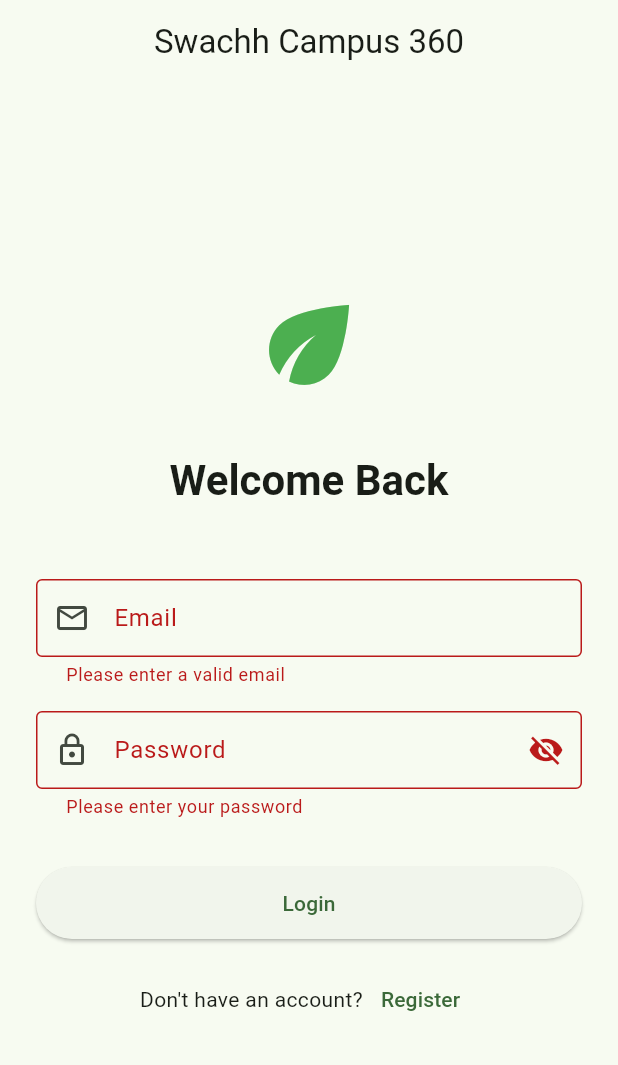
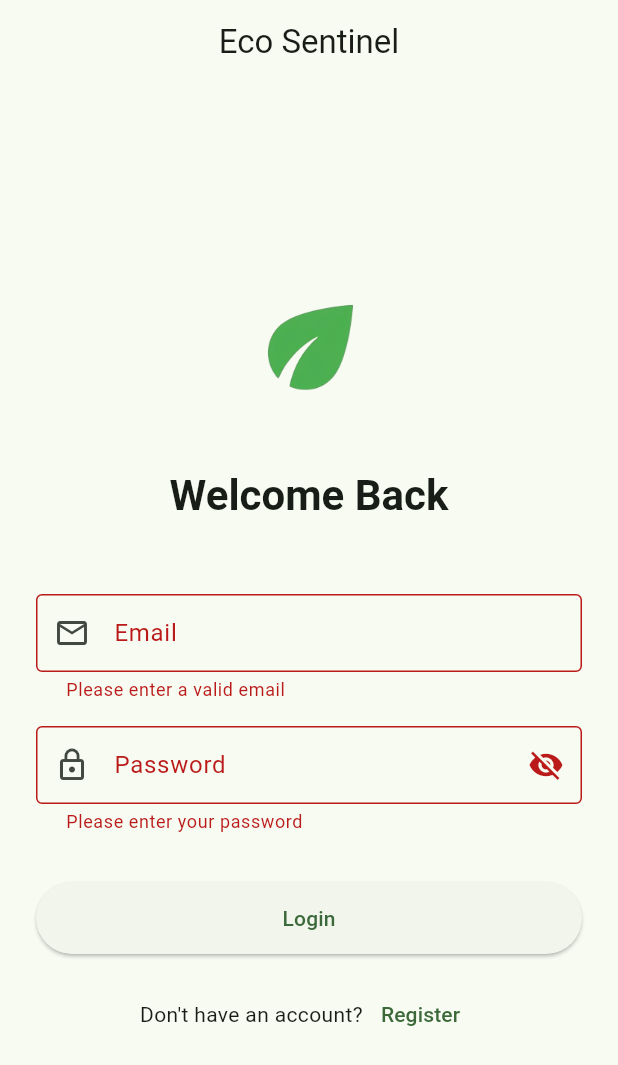
Before and after one commit to divyviradiya2/eco-sentinel, a Flutter app: the screen it shows after launch, after a tap on "Login", on a phone screen of 412 x 824 dp. Shown: the top 1065 px of the screen. Run offline on Flutter 3.47's test engine with Material 3 defaults, Android fonts, the phone set to English and light mode, and no system bars; our stand-ins replace cloud_firestore, firebase_auth, firebase_core, flutter_image_compress, geolocator, image_picker; missing offline and left inert: mobile_scanner; accounts and stored records are empty; generated files the repository leaves out were written again.

Commit message:
feat; initialize App Name And Logo

```diff
--- /dev/null
+++ b/eco-sentinel-app/analyze_output.txt
@@ -0,0 +1,5 @@
+Analyzing eco-sentinel-app...
+
+   info - 'value' is deprecated and shouldn't be used. Use initialValue instead. This will set the initial value for the form field. This feature was deprecated after v3.33.0-1.0.pre - lib\screens\auth\register_screen.dart:220:19 - deprecated_member_use
+
+1 issue found. (ran in 8.4s)
--- a/eco-sentinel-app/lib/main.dart
+++ b/eco-sentinel-app/lib/main.dart
@@ -18,11 +18,11 @@ import 'services/auth_service.dart';
 Future<void> main() async {
   WidgetsFlutterBinding.ensureInitialized();
   await Firebase.initializeApp(options: DefaultFirebaseOptions.currentPlatform);
-  runApp(const SwachhCampusApp());
+  runApp(const EcoSentinelApp());
 }
 
-class SwachhCampusApp extends StatelessWidget {
-  const SwachhCampusApp({super.key});
+class EcoSentinelApp extends StatelessWidget {
+  const EcoSentinelApp({super.key});
 
   @override
   Widget build(BuildContext context) {
@@ -36,7 +36,7 @@ class SwachhCampusApp extends StatelessWidget {
         ChangeNotifierProvider(create: (_) => IssueProvider(IssueService())),
       ],
       child: MaterialApp(
-        title: 'Swachh Campus 360',
+        title: 'Eco Sentinel',
         debugShowCheckedModeBanner: false,
         theme: ThemeData(
           colorSchemeSeed: Colors.green,
@@ -108,16 +108,18 @@ class _DashboardRouter extends StatelessWidget {
   @override
   Widget build(BuildContext context) {
     final role = auth.appUser!.role;
+    const appTitle = 'Eco Sentinel';
+
     switch (role) {
       case UserRole.student:
         return const ReporterDashboard(
           key: ValueKey('student_dash'),
-          title: 'Student Dashboard',
+          title: appTitle,
         );
       case UserRole.faculty:
         return const ReporterDashboard(
           key: ValueKey('faculty_dash'),
-          title: 'Faculty Dashboard',
+          title: appTitle,
         );
       case UserRole.worker:
         return const WorkerDashboard(key: ValueKey('worker_dash'));
--- a/eco-sentinel-app/lib/screens/auth/login_screen.dart
+++ b/eco-sentinel-app/lib/screens/auth/login_screen.dart
@@ -2,6 +2,7 @@ import 'package:flutter/material.dart';
 import 'package:provider/provider.dart';
 
 import '../../providers/auth_provider.dart';
+import '../../widgets/app_logo.dart';
 
 class LoginScreen extends StatefulWidget {
   const LoginScreen({super.key});
@@ -46,7 +47,7 @@ class _LoginScreenState extends State<LoginScreen> {
     final auth = context.watch<AuthProvider>();
 
     return Scaffold(
-      appBar: AppBar(title: const Text('Swachh Campus 360'), centerTitle: true),
+      appBar: AppBar(title: const Text('Eco Sentinel'), centerTitle: true),
       body: Center(
         child: SingleChildScrollView(
           padding: const EdgeInsets.all(24.0),
@@ -56,7 +57,7 @@ class _LoginScreenState extends State<LoginScreen> {
               mainAxisAlignment: MainAxisAlignment.center,
               crossAxisAlignment: CrossAxisAlignment.stretch,
               children: [
-                const Icon(Icons.eco, size: 80, color: Colors.green),
+                const AppLogo(size: 100),
                 const SizedBox(height: 32),
                 Text(
                   'Welcome Back',
--- a/eco-sentinel-app/lib/screens/auth/register_screen.dart
+++ b/eco-sentinel-app/lib/screens/auth/register_screen.dart
@@ -4,6 +4,7 @@ import 'package:provider/provider.dart';
 import '../../models/user_model.dart';
 import '../../providers/auth_provider.dart';
 import '../../services/auth_service.dart';
+import '../../widgets/app_logo.dart';
 
 /// Registration screen that collects email, password, role, and the
 /// corresponding ID (enrollment or worker) before creating the account.
@@ -143,6 +144,9 @@ class _RegisterScreenState extends State<RegisterScreen> {
                       textAlign: TextAlign.center,
                     ),
                   ),
+                const Center(child: AppLogo(size: 80)),
+                const SizedBox(height: 24),
+
                 // --- Display Name ---
                 TextFormField(
                   controller: _nameCtrl,
--- a/eco-sentinel-app/lib/screens/shared/settings_screen.dart
+++ b/eco-sentinel-app/lib/screens/shared/settings_screen.dart
@@ -425,7 +425,7 @@ class _SettingsScreenState extends State<SettingsScreen> {
           const SizedBox(height: 48),
           Center(
             child: Text(
-              'Swachh Campus v1.0.0',
+              'Eco Sentinel v1.0.0',
               style: TextStyle(color: Colors.grey.shade400, fontSize: 12),
             ),
           ),
--- /dev/null
+++ b/eco-sentinel-app/lib/widgets/app_logo.dart
@@ -0,0 +1,25 @@
+import 'package:flutter/material.dart';
+
+class AppLogo extends StatelessWidget {
+  final double size;
+  const AppLogo({super.key, this.size = 80});
+
+  @override
+  Widget build(BuildContext context) {
+    return Image.asset(
+      'assets/logo/logo.png',
+      width: size,
+      height: size,
+      fit:
+          ConstrainedBox(
+                constraints: BoxConstraints(maxWidth: size, maxHeight: size),
+              ).constraints.maxWidth >
+              0
+          ? BoxFit.contain
+          : null,
+      errorBuilder: (context, error, stackTrace) {
+        return Icon(Icons.eco, size: size, color: Colors.green);
+      },
+    );
+  }
+}
```
Also changed, not shown: eco-sentinel-app/pubspec.yaml (+11 -9 lines), eco-sentinel-app/assets/logo/logo.png (added), eco-sentinel-app/pubspec.lock, 38 other files.
